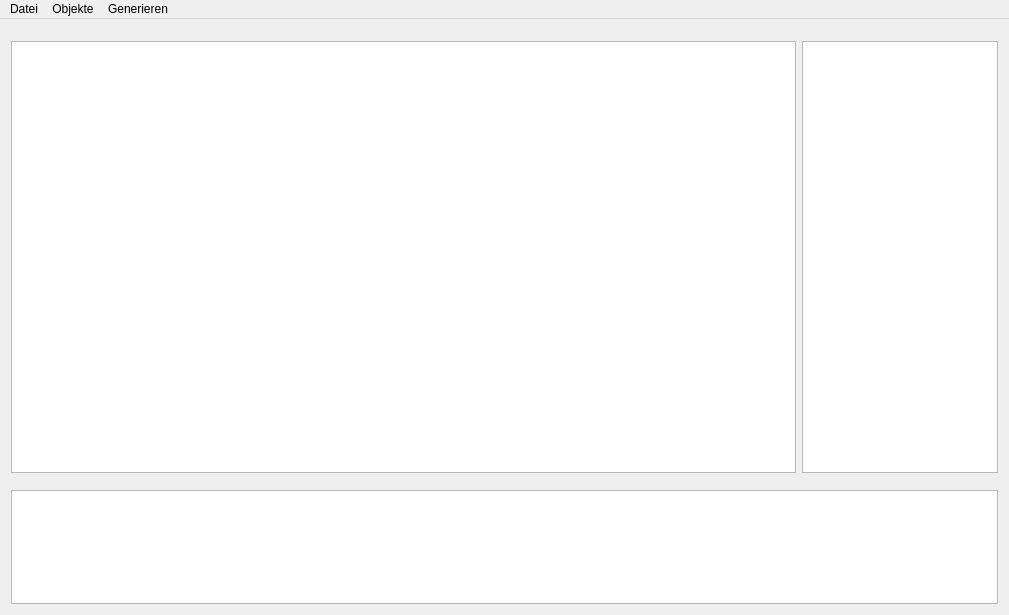
The window that config-tool/gui/mainwindow.ui (carstenbru/fpga-log) describes before a commit, drawn with Qt 5.
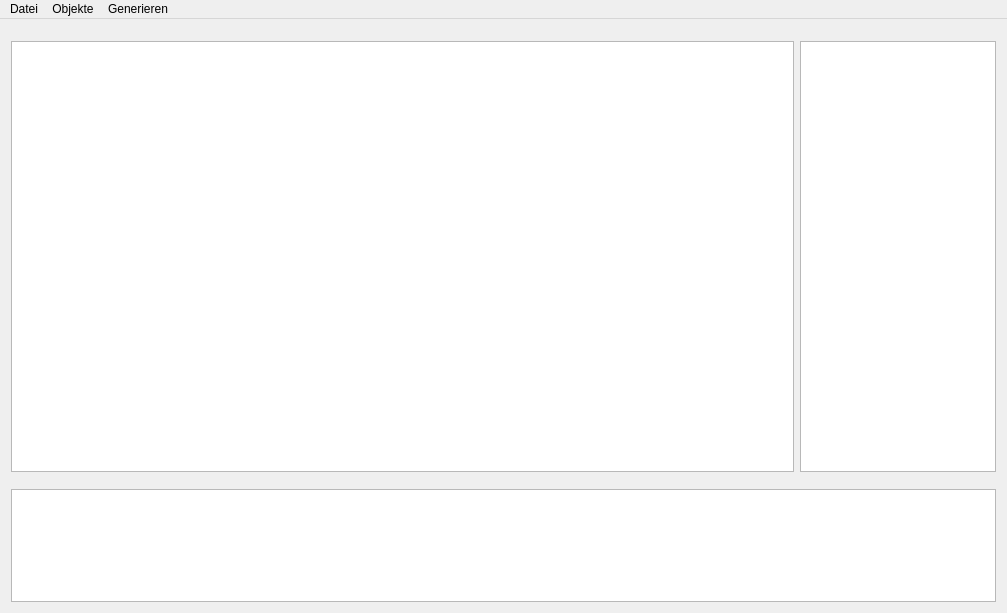
The same window after the commit. Icons and pictures are not drawn.

```diff
--- a/config-tool/gui/mainwindow.ui
+++ b/config-tool/gui/mainwindow.ui
@@ -6,8 +6,8 @@
    <rect>
     <x>0</x>
     <y>0</y>
-    <width>1009</width>
-    <height>615</height>
+    <width>1007</width>
+    <height>613</height>
    </rect>
   </property>
   <property name="windowTitle">
@@ -70,7 +70,7 @@
     <rect>
      <x>0</x>
      <y>0</y>
-     <width>1009</width>
+     <width>1007</width>
      <height>21</height>
     </rect>
    </property>
```
Left out of the diff: 16 changed lines with no effect on the pictures.
